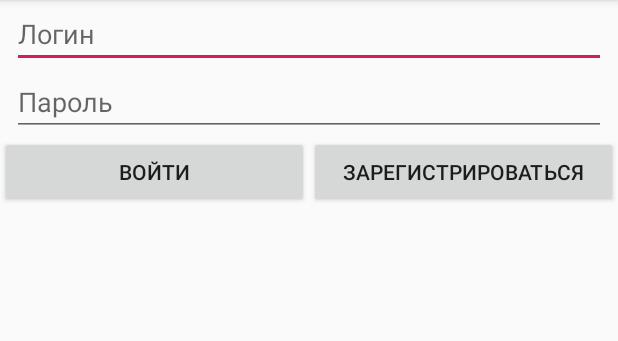
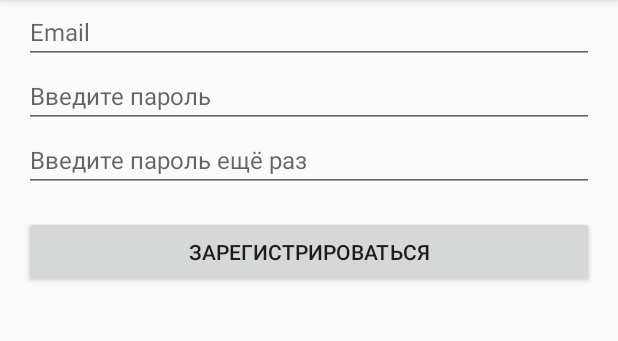
Before and after one commit to ZaharovaGalina/MyApp, an Android app: the screen it shows after launch (AuthActivity), after a tap on "ЗАРЕГИСТРИРОВАТЬСЯ", on a phone screen of 412 x 824 dp, the part 84-425 px from its top. Run offline under Robolectric (Android 15) with nearby library versions, the phone set to English and light mode, and no system bars.

Commit message:
Добавление хост активити для фрагментов добавление фрагмента регистрации

```diff
--- a/app/build.gradle
+++ b/app/build.gradle
@@ -22,6 +22,7 @@ dependencies {
     implementation fileTree(dir: 'libs', include: ['*.jar'])
     implementation 'com.android.support:appcompat-v7:27.1.1'
     implementation 'com.android.support.constraint:constraint-layout:1.1.3'
+    implementation 'com.google.code.gson:gson:2.8.2'
     testImplementation 'junit:junit:4.12'
     androidTestImplementation 'com.android.support.test:runner:1.0.2'
     androidTestImplementation 'com.android.support.test.espresso:espresso-core:3.0.2'
--- a/app/src/main/AndroidManifest.xml
+++ b/app/src/main/AndroidManifest.xml
@@ -16,6 +16,8 @@
                 <category android:name="android.intent.category.LAUNCHER" />
             </intent-filter>
         </activity>
+        <activity android:name=".ProfileActivity">
+        </activity>
     </application>
 
 </manifest>
--- a/app/src/main/java/ru/skblab/myfirstapplication/AuthActivity.java
+++ b/app/src/main/java/ru/skblab/myfirstapplication/AuthActivity.java
@@ -1,63 +1,10 @@
 package ru.skblab.myfirstapplication;
 
-import android.os.PatternMatcher;
-import android.support.annotation.StringRes;
-import android.support.v7.app.AppCompatActivity;
-import android.os.Bundle;
-import android.text.TextUtils;
-import android.util.Patterns;
-import android.view.View;
-import android.widget.Button;
-import android.widget.EditText;
-import android.widget.Toast;
+import android.support.v4.app.Fragment;
 
-public class AuthActivity extends AppCompatActivity {
-    private EditText mLogin;
-    private EditText mPassword;
-    private Button mEnter;
-    private Button mRegister;
-
-    private View.OnClickListener mOnClicEnterkListener = new View.OnClickListener() {
-        @Override
-        public void onClick(View view) {
-            if (isEmailValid() && isPasswordValid()){
-                //
-            }
-            else showMessage(R.string.login_input_error);
-        }
-    };
-
-    private View.OnClickListener mOnClickRegisterListener = new View.OnClickListener() {
-        @Override
-        public void onClick(View view) {
-
-
-        }
-    };
-
+public class AuthActivity extends SingleFragmentActivity {
     @Override
-    protected void onCreate(Bundle savedInstanceState) {
-        super.onCreate(savedInstanceState);
-        setContentView(R.layout.ac_auth);
-        mLogin = findViewById(R.id.etLogin);
-        mPassword = findViewById(R.id.etPassword);
-        mEnter = findViewById(R.id.buttonEnter);
-        mRegister = findViewById(R.id.buttonRegister);
-
-        mEnter.setOnClickListener(mOnClicEnterkListener);
-        mRegister.setOnClickListener(mOnClickRegisterListener);
-    }
-
-    private boolean isEmailValid (){
-        return !TextUtils.isEmpty(mLogin.getText())
-                && Patterns.EMAIL_ADDRESS.matcher(mLogin.getText()).matches();
-    }
-
-    private boolean isPasswordValid (){
-        return !TextUtils.isEmpty(mPassword.getText());
-    }
-
-    private void showMessage (@StringRes int string){
-        Toast.makeText(this, string, Toast.LENGTH_LONG).show();
+    protected Fragment getFragment() {
+        return AuthFragment.newInstance();
     }
 }
--- /dev/null
+++ b/app/src/main/java/ru/skblab/myfirstapplication/AuthFragment.java
@@ -0,0 +1,87 @@
+package ru.skblab.myfirstapplication;
+
+import android.content.Intent;
+import android.support.annotation.NonNull;
+import android.support.annotation.Nullable;
+import android.support.annotation.StringRes;
+import android.support.v4.app.Fragment;
+import android.os.Bundle;
+import android.text.TextUtils;
+import android.util.Patterns;
+import android.view.LayoutInflater;
+import android.view.View;
+import android.view.ViewGroup;
+import android.widget.Button;
+import android.widget.EditText;
+import android.widget.Toast;
+
+public class AuthFragment extends Fragment {
+    private EditText mLogin;
+    private EditText mPassword;
+    private Button mEnter;
+    private Button mRegister;
+
+    public static AuthFragment newInstance() {
+
+        Bundle args = new Bundle();
+
+        AuthFragment fragment = new AuthFragment();
+        fragment.setArguments(args);
+        return fragment;
+    }
+
+    private View.OnClickListener mOnClickEnterListener = new View.OnClickListener() {
+        @Override
+        public void onClick(View view) {
+            if (isEmailValid() && isPasswordValid()){
+                Intent startProfileIntent =
+                        new Intent(getActivity(), ProfileActivity.class);
+                startProfileIntent.putExtra(ProfileActivity.USER_KEY,
+                        new User(mLogin.getText().toString(),mPassword.getText().toString()));
+
+                startActivity(startProfileIntent);
+            }
+            else showMessage(R.string.login_error);
+        }
+    };
+
+    private View.OnClickListener mOnClickRegisterListener = new View.OnClickListener() {
+        @Override
+        public void onClick(View view) {
+            getFragmentManager()
+                    .beginTransaction()
+                    .replace(R.id.fragmentContainer, RegistrationFragment.newInstance())
+                    .commit();
+        }
+    };
+
+    @Nullable
+    @Override
+    public View onCreateView(@NonNull LayoutInflater inflater, @Nullable ViewGroup container, @Nullable Bundle savedInstanceState) {
+        View v = inflater.inflate(R.layout.fr_auth, container, false);
+
+        mLogin = v.findViewById(R.id.etLogin);
+        mPassword = v.findViewById(R.id.etPassword);
+        mEnter = v.findViewById(R.id.buttonEnter);
+        mRegister = v.findViewById(R.id.buttonRegister);
+
+        mEnter.setOnClickListener(mOnClickEnterListener);
+        mRegister.setOnClickListener(mOnClickRegisterListener);
+        return v;
+    }
+
+    private boolean isEmailValid (){
+        return !TextUtils.isEmpty(mLogin.getText())
+                && Patterns.EMAIL_ADDRESS.matcher(mLogin.getText()).matches();
+    }
+
+    private boolean isPasswordValid (){
+        return !TextUtils.isEmpty(mPassword.getText());
+    }
+
+    private void showMessage (@StringRes int string){
+        Toast.makeText(getActivity(), string, Toast.LENGTH_LONG).show();
+    }
+
+
+}
--- /dev/null
+++ b/app/src/main/java/ru/skblab/myfirstapplication/RegistrationFragment.java
@@ -0,0 +1,92 @@
+package ru.skblab.myfirstapplication;
+
+
+import android.os.Bundle;
+import android.support.annotation.Nullable;
+import android.support.annotation.StringRes;
+import android.support.v4.app.Fragment;
+import android.text.TextUtils;
+import android.util.Patterns;
+import android.view.LayoutInflater;
+import android.view.View;
+import android.view.ViewGroup;
+import android.widget.Button;
+import android.widget.EditText;
+import android.widget.Toast;
+
+public class RegistrationFragment extends Fragment {
+
+    private EditText mLogin;
+    private EditText mPassword;
+    private EditText mPasswordAgain;
+    private Button mRegistration;
+    private SharedPreferencesHelper mSharedPreferencesHelper;
+
+    public static RegistrationFragment newInstance() {
+        return new RegistrationFragment();
+    }
+
+    private View.OnClickListener mOnRegistrationClickListener = new View.OnClickListener() {
+        @Override
+        public void onClick(View view) {
+            if (isInputValid()) {
+                boolean isAdded = mSharedPreferencesHelper.addUser(new User(
+                        mLogin.getText().toString(),
+                        mPassword.getText().toString()
+                ));
+
+                if (isAdded) {
+                    showMessage(R.string.login_register_success);
+                } else {
+                    showMessage(R.string.login_register_error);
+                }
+            } else {
+                showMessage(R.string.input_error);
+            }
+        }
+    };
+
+    @Nullable
+    @Override
+    public View onCreateView(LayoutInflater inflater, @Nullable ViewGroup container, @Nullable Bundle savedInstanceState) {
+        View view = inflater.inflate(R.layout.fc_registration, container, false);
+
+        mSharedPreferencesHelper = new SharedPreferencesHelper(getActivity());
+
+        mLogin = view.findViewById(R.id.etLogin);
+        mPassword = view.findViewById(R.id.etPassword);
+        mPasswordAgain = view.findViewById(R.id.tvPasswordAgain);
+        mRegistration = view.findViewById(R.id.btnRegistration);
+
+        mRegistration.setOnClickListener(mOnRegistrationClickListener);
+
+        return view;
+    }
+
+    private boolean isInputValid() {
+        String email = mLogin.getText().toString();
+        if (isEmailValid(email) && isPasswordsValid()) {
+            return true;
+        }
+
+        return false;
+    }
+
+    private boolean isEmailValid(String email) {
+        return !TextUtils.isEmpty(email) && Patterns.EMAIL_ADDRESS.matcher(email).matches();
+    }
+
+    private boolean isPasswordsValid() {
+        String password = mPassword.getText().toString();
+        String passwordAgain = mPasswordAgain.getText().toString();
+
+        return password.equals(passwordAgain)
+                && !TextUtils.isEmpty(password)
+                && !TextUtils.isEmpty(passwordAgain);
+    }
+
+    private void showMessage(@StringRes int string) {
+        Toast.makeText(getActivity(), string, Toast.LENGTH_LONG).show();
+    }
+
+}
--- /dev/null
+++ b/app/src/main/java/ru/skblab/myfirstapplication/SharedPreferencesHelper.java
@@ -0,0 +1,43 @@
+package ru.skblab.myfirstapplication;
+
+import android.content.Context;
+import android.content.SharedPreferences;
+
+import java.lang.reflect.Type;
+
+import com.google.gson.Gson;
+import com.google.gson.reflect.TypeToken;
+import java.util.ArrayList;
+import java.util.List;
+
+class SharedPreferencesHelper {
+    public static final String SHARED_PREF_NAME = "SHARED_PREF_NAME";
+    public static final String USERS_KEY = "USERS_KEY";
+    public static final Type USERS_TYPE = new TypeToken<List<User>>() {
+    }.getType();
+
+
+    private SharedPreferences mSharedPreferences;
+    private Gson mGson = new Gson();
+
+    public SharedPreferencesHelper(Context context) {
+        mSharedPreferences = context.getSharedPreferences(SHARED_PREF_NAME, Context.MODE_PRIVATE);
+    }
+
+    public List<User> getUsers() {
+        List<User> users = mGson.fromJson(mSharedPreferences.getString(USERS_KEY, ""), USERS_TYPE);
+        return users == null ? new ArrayList<User>() : users;
+    }
+
+    public boolean addUser(User user) {
+        List<User> users = getUsers();
+        for (User u : users) {
+            if (u.getLogin().equalsIgnoreCase(user.getLogin())) {
+                return false;
+            }
+        }
+        users.add(user);
+        mSharedPreferences.edit().putString(USERS_KEY, mGson.toJson(users, USERS_TYPE)).apply();
+        return true;
+    }
+}
--- /dev/null
+++ b/app/src/main/java/ru/skblab/myfirstapplication/SingleFragmentActivity.java
@@ -0,0 +1,25 @@
+package ru.skblab.myfirstapplication;
+
+
+import android.os.Bundle;
+import android.support.annotation.Nullable;
+import android.support.v4.app.Fragment;
+import android.support.v4.app.FragmentManager;
+import android.support.v7.app.AppCompatActivity;
+
+public abstract class SingleFragmentActivity extends AppCompatActivity {
+
+    @Override
+    protected void onCreate(@Nullable Bundle savedInstanceState) {
+        super.onCreate(savedInstanceState);
+        setContentView(R.layout.ac_single_fragment);
+        if (savedInstanceState == null) {
+            FragmentManager fragmentManager = getSupportFragmentManager();
+            fragmentManager.beginTransaction()
+                    .replace(R.id.fragmentContainer, getFragment())
+                    .commit();
+        }
+    }
+
+    protected abstract Fragment getFragment();
+}
--- /dev/null
+++ b/app/src/main/res/layout/ac_single_fragment.xml
@@ -0,0 +1,8 @@
+<?xml version="1.0" encoding="utf-8"?>
+<FrameLayout
+    android:id="@+id/fragmentContainer"
+    xmlns:android="http://schemas.android.com/apk/res/android"
+    android:layout_width="match_parent"
+    android:layout_height="match_parent"
+    android:orientation="vertical"
+    />
--- /dev/null
+++ b/app/src/main/res/layout/fc_registration.xml
@@ -0,0 +1,48 @@
+<?xml version="1.0" encoding="utf-8"?>
+<ScrollView xmlns:android="http://schemas.android.com/apk/res/android"
+    android:layout_width="match_parent"
+    android:layout_height="match_parent">
+
+    <LinearLayout
+        android:layout_width="match_parent"
+        android:layout_height="wrap_content"
+        android:orientation="vertical">
+
+        <EditText
+            android:id="@+id/etLogin"
+            android:layout_width="match_parent"
+            android:layout_height="wrap_content"
+            android:layout_marginLeft="16dp"
+            android:layout_marginRight="16dp"
+            android:hint="@string/email"
+            android:inputType="textEmailAddress"
+            android:textSize="16sp"/>
+
+        <EditText
+            android:id="@+id/etPassword"
+            android:layout_width="match_parent"
+            android:layout_height="wrap_content"
+            android:layout_marginLeft="16dp"
+            android:layout_marginRight="16dp"
+            android:hint="@string/password_enter"
+            android:inputType="textPassword"
+            android:textSize="16sp"/>
+
+        <EditText
+            android:id="@+id/tvPasswordAgain"
+            android:layout_width="match_parent"
+            android:layout_height="wrap_content"
+            android:layout_marginLeft="16dp"
+            android:layout_marginRight="16dp"
+            android:hint="@string/password_enter_again"
+            android:inputType="textPassword"
+            android:textSize="16sp"/>
+
+        <Button
+            android:id="@+id/btnRegistration"
+            android:layout_width="match_parent"
+            android:layout_height="wrap_content"
+            android:layout_margin="16dp"
+            android:text="@string/register"/>
+    </LinearLayout>
+</ScrollView>
--- a/app/src/main/res/layout/ac_auth.xml
+++ b/app/src/main/res/layout/fr_auth.xml
@@ -7,20 +7,20 @@
 
     <EditText
         android:id="@+id/etLogin"
+        android:layout_width="match_parent"
+        android:layout_height="wrap_content"
         android:layout_marginLeft="8dp"
         android:layout_marginRight="8dp"
-        android:hint="@string/login_hint"
-        android:layout_width="match_parent"
-        android:layout_height="wrap_content" />
+        android:hint="@string/login_hint"/>
 
     <EditText
         android:id="@+id/etPassword"
+        android:layout_width="match_parent"
+        android:layout_height="wrap_content"
         android:layout_marginLeft="8dp"
         android:layout_marginRight="8dp"
-        android:hint="@string/login_password"
-        android:inputType="textPassword"
-        android:layout_width="match_parent"
-        android:layout_height="wrap_content" />
+        android:hint="@string/password"
+        android:inputType="textPassword"/>
 
     <LinearLayout
         android:layout_width="match_parent"
@@ -29,16 +29,18 @@
 
         <Button
             android:id="@+id/buttonEnter"
-            android:text="@string/login_enter"
+            android:layout_width="match_parent"
+            android:layout_height="wrap_content"
             android:layout_weight="1"
-            android:layout_width="match_parent"
-            android:layout_height="wrap_content" />
+            android:text="@string/login_enter"/>
 
         <Button
             android:id="@+id/buttonRegister"
-            android:text="@string/login_register"
+            android:layout_width="match_parent"
+            android:layout_height="wrap_content"
             android:layout_weight="1"
-            android:layout_width="match_parent"
-            android:layout_height="wrap_content" />
+            android:text="@string/register"/>
+
     </LinearLayout>
+
 </LinearLayout>
--- a/app/src/main/res/values/strings.xml
+++ b/app/src/main/res/values/strings.xml
@@ -1,8 +1,15 @@
 <resources>
     <string name="app_name">MyFirstApplication</string>
     <string name="login_hint">Логин</string>
-    <string name="login_password">Пароль</string>
+    <string name="password">Пароль</string>
+    <string name="password_enter">Введите пароль</string>
+    <string name="password_enter_again">Введите пароль ещё раз</string>
     <string name="login_enter">Войти</string>
-    <string name="login_register">Зарегистрироваться</string>
-    <string name="login_input_error">Ошибка ввода данных</string>
+    <string name="register">Зарегистрироваться</string>
+    <string name="input_error">Ошибка ввода данных!</string>
+    <string name="email">Email</string>
+    <string name="login_register_error">Login уже занят!</string>
+    <string name="login_register_success">Успешно!</string>
+    <string name="logout">Логаут</string>
+    <string name="login_error">Ошибка логина. Неверный логин или пароль.</string>
 </resources>
```
Also changed, not shown: app/src/main/java/ru/skblab/myfirstapplication/ProfileActivity.java (added, +39 -0 lines), app/src/main/java/ru/skblab/myfirstapplication/User.java (added, +48 -0 lines), app/src/main/res/layout/ac_profile.xml (added, +42 -0 lines).
